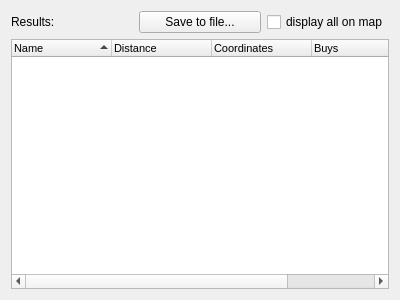
First picture: the form in searchresultwidget.ui, repository mrkite/minutor, before the edit.
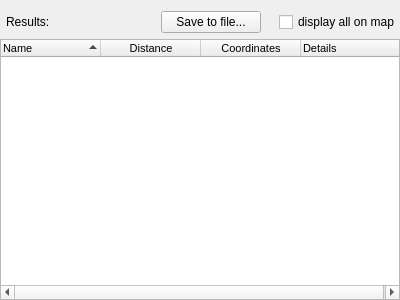
Second picture: the form after the edit.

The edit to the form file:
```diff
--- a/searchresultwidget.ui
+++ b/searchresultwidget.ui
@@ -14,10 +14,34 @@
    <string>Form</string>
   </property>
   <layout class="QVBoxLayout" name="verticalLayout">
+   <property name="leftMargin">
+    <number>0</number>
+   </property>
+   <property name="rightMargin">
+    <number>0</number>
+   </property>
+   <property name="bottomMargin">
+    <number>0</number>
+   </property>
    <item>
     <layout class="QHBoxLayout" name="horizontalLayout">
+     <property name="spacing">
+      <number>18</number>
+     </property>
+     <property name="leftMargin">
+      <number>6</number>
+     </property>
+     <property name="rightMargin">
+      <number>0</number>
+     </property>
      <item>
       <widget class="QLabel" name="lbl_location">
+       <property name="sizePolicy">
+        <sizepolicy hsizetype="MinimumExpanding" vsizetype="Preferred">
+         <horstretch>0</horstretch>
+         <verstretch>0</verstretch>
+        </sizepolicy>
+       </property>
        <property name="text">
         <string>Results:</string>
        </property>
@@ -25,10 +49,10 @@
      </item>
      <item>
       <widget class="QPushButton" name="saveSearchResults">
-       <property name="maximumSize">
+       <property name="minimumSize">
         <size>
-         <width>122</width>
-         <height>16777215</height>
+         <width>100</width>
+         <height>0</height>
         </size>
        </property>
        <property name="text">
@@ -67,20 +91,21 @@
       <property name="text">
        <string>Distance</string>
       </property>
+      <property name="textAlignment">
+       <set>AlignCenter</set>
+      </property>
      </column>
      <column>
       <property name="text">
        <string>Coordinates</string>
       </property>
-     </column>
-     <column>
-      <property name="text">
-       <string>Buys</string>
+      <property name="textAlignment">
+       <set>AlignCenter</set>
       </property>
      </column>
      <column>
       <property name="text">
-       <string>Sells</string>
+       <string>Details</string>
       </property>
      </column>
     </widget>
```
